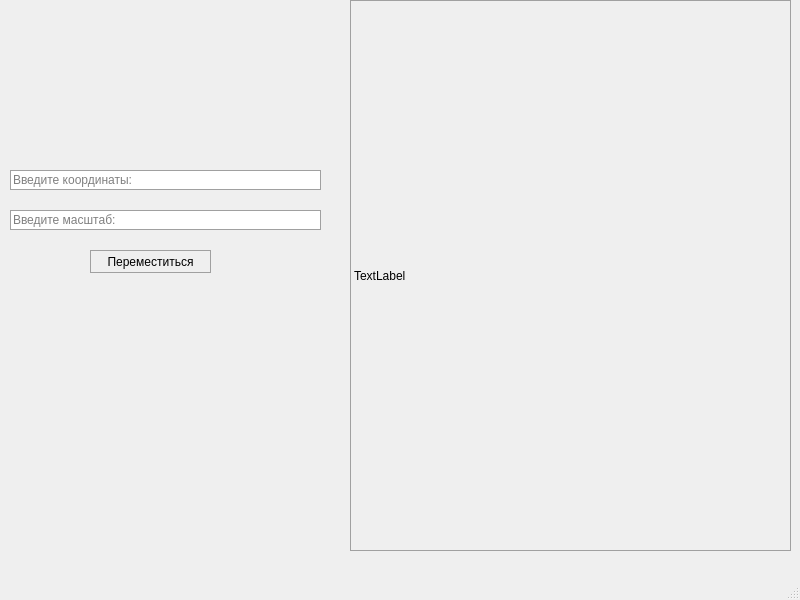
Qt form map_api.ui (Proksima1/Maps-api) before a commit.
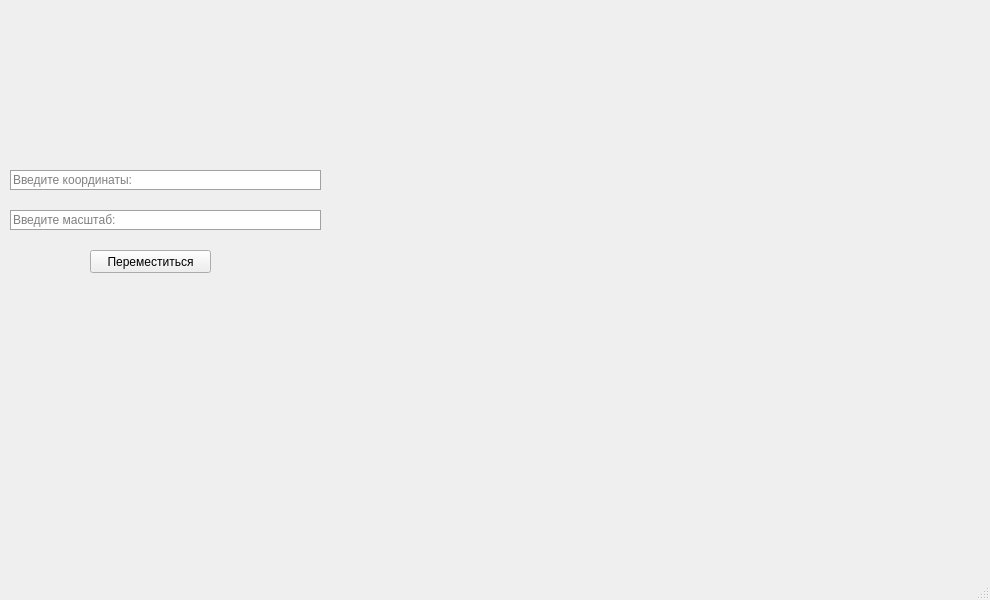
The same form after that commit.

Commit message: Сделал первое задание

What changed in the file:
```diff
--- a/map_api.ui
+++ b/map_api.ui
@@ -6,7 +6,7 @@
    <rect>
     <x>0</x>
     <y>0</y>
-    <width>800</width>
+    <width>990</width>
     <height>600</height>
    </rect>
   </property>
@@ -51,15 +51,15 @@
      <rect>
       <x>350</x>
       <y>0</y>
-      <width>441</width>
+      <width>631</width>
       <height>551</height>
      </rect>
     </property>
     <property name="styleSheet">
-     <string notr="true">border: 1px solid rgb(160, 160, 160)</string>
+     <string notr="true"/>
     </property>
     <property name="text">
-     <string>TextLabel</string>
+     <string/>
     </property>
    </widget>
    <widget class="QPushButton" name="pushButton">
@@ -72,7 +72,7 @@
      </rect>
     </property>
     <property name="styleSheet">
-     <string notr="true">border: 1px solid rgb(160, 160, 160)</string>
+     <string notr="true"/>
     </property>
     <property name="text">
      <string>Переместиться</string>
```
Left out of the diff: 2 changed lines with no effect on the pictures. The commit also changes 1 other file.
